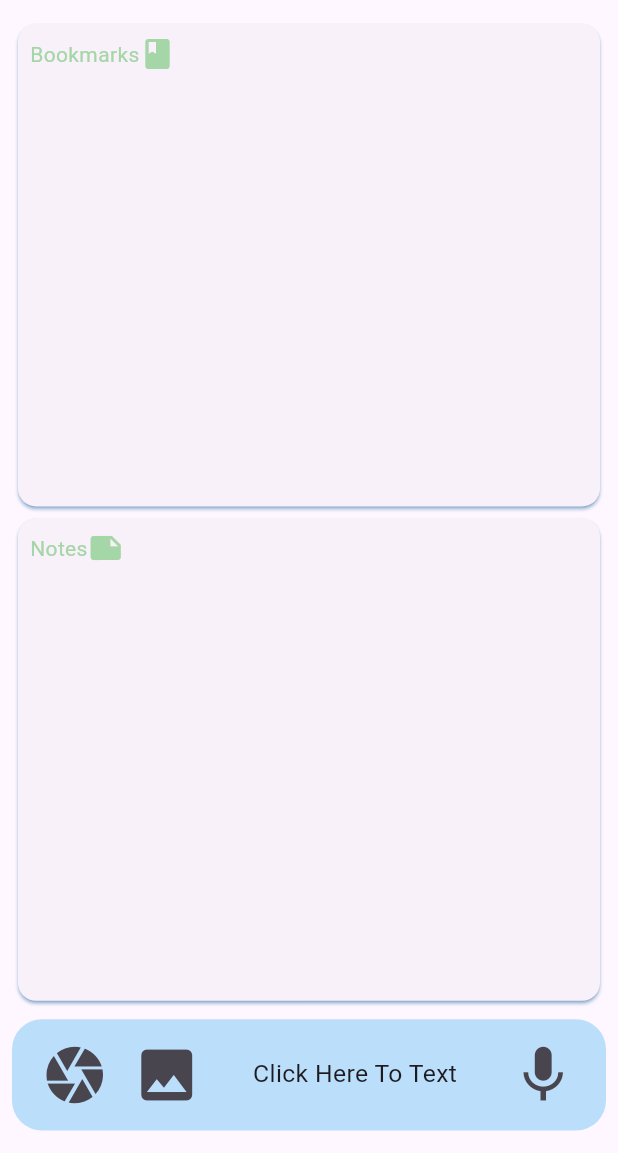
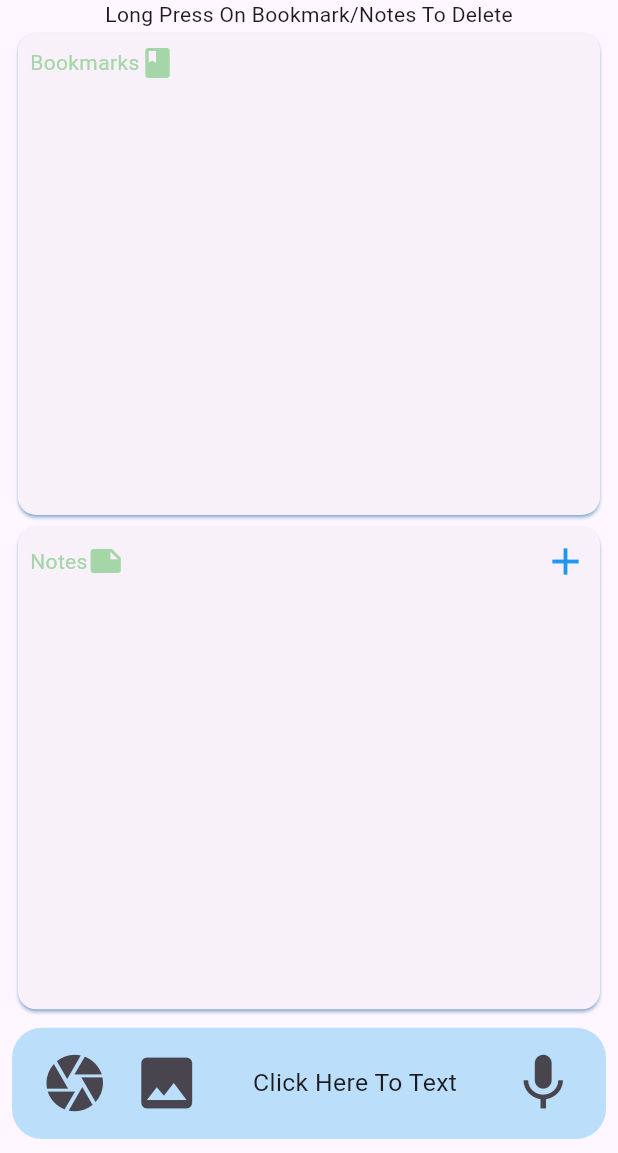
Before and after one commit to D-extremity/scholar_ai, a Flutter app: the screen it shows once a user with an empty profile is signed in, on a phone screen of 412 x 824 dp, the part 83-1236 px from its top. Run offline on Flutter 3.47's test engine with Material 3 defaults, Android fonts, the phone set to English and light mode, and no system bars; our stand-ins replace cloud_firestore, firebase_auth, firebase_core, image_picker; missing offline and left inert: google_mlkit_text_recognition; accounts and stored records are empty.

Commit message:
App created

```diff
--- a/lib/pages/homepage.dart
+++ b/lib/pages/homepage.dart
@@ -7,9 +7,12 @@ import 'package:google_mlkit_text_recognition/google_mlkit_text_recognition.dart
 import 'package:image_picker/image_picker.dart';
 import 'package:scholar_ai/backend/palmapi.dart';
 import 'package:scholar_ai/firebasemethods/firebaseauth.dart';
+import 'package:scholar_ai/firebasemethods/savenotes.dart';
 import 'package:scholar_ai/models/chatmodel.dart';
 import 'package:scholar_ai/pages/gptscreen.dart';
+import 'package:scholar_ai/pages/writenotes.dart';
 import 'package:scholar_ai/utils/colours.dart';
+import 'package:scholar_ai/widgets/notes.dart';
 
 class HomePage extends StatefulWidget {
   const HomePage({super.key});
@@ -20,6 +23,7 @@ class HomePage extends StatefulWidget {
 
 class _HomePageState extends State<HomePage> {
   final ImagePicker picker = ImagePicker();
+  StorageMethods _storage = StorageMethods();
   @override
   Widget build(BuildContext context) {
     return SafeArea(child: Scaffold(body: LayoutBuilder(
@@ -54,7 +58,8 @@ class _HomePageState extends State<HomePage> {
                 )
               ]),
               SizedBox(
-                height: constraints.maxHeight * 0.015,
+                height: constraints.maxHeight * 0.0219,
+                child: const Text("Long Press On Bookmark/Notes To Delete"),
               ),
               SizedBox(
                   width: constraints.maxWidth,
@@ -65,18 +70,47 @@ class _HomePageState extends State<HomePage> {
                       padding: const EdgeInsets.all(8),
                       child: Column(
                         children: [
-                          Row(
+                          SizedBox(
+                            child: Row(
                               children: [
                                 Text(
                                   "Bookmarks",
-                                style: TextStyle(color: Colors.green.shade200),
+                                  style:
+                                      TextStyle(color: Colors.green.shade200),
                                 ),
                                 Icon(
                                   Icons.book,
                                   color: Colors.green.shade200,
                                 ),
                               ],
-                          )
+                            ),
+                          ),
+                          StreamBuilder(
+                              stream: _storage.getNotes(),
+                              builder: (context, snapshot) {
+                                if (snapshot.connectionState ==
+                                    ConnectionState.active) {
+                                  if (snapshot.hasData) {
+                                    return Flexible(
+                                      child: ListView.builder(
+                                          itemCount: snapshot.data!.size,
+                                          reverse: true,
+                                          itemBuilder: (context, index) {
+                                            return snapshot.data!.docs
+                                                .map((document) => Notes(
+                                                    index: index,
+                                                    document: document))
+                                                .toList()[index];
+                                          }),
+                                    );
+                                  } else if (snapshot.data!.size == 0) {
+                                    return const Text("No Notes Available");
+                                  } else if (snapshot.hasError) {
+                                    return const Text("Network error occurred");
+                                  }
+                                }
+                                return const Text("No Network");
+                              })
                         ],
                       ),
                     ),
@@ -91,17 +125,63 @@ class _HomePageState extends State<HomePage> {
                     child: Column(
                       children: [
                         Row(
+                          mainAxisAlignment: MainAxisAlignment.spaceBetween,
+                          children: [
+                            Container(
+                              child: Row(
                                 children: [
                                   Text(
                                     "Notes",
-                              style: TextStyle(color: Colors.green.shade200),
+                                    style:
+                                        TextStyle(color: Colors.green.shade200),
                                   ),
                                   Icon(
                                     Icons.note,
                                     color: Colors.green.shade200,
                                   ),
                                 ],
-                        )
+                              ),
+
+                            ),
+                            GestureDetector(
+                                onTap: () {
+                                  Navigator.of(context).push(CupertinoPageRoute(
+                                      builder: (context) =>
+                                          const WriteNotesScreen(title: '', note: '',)));
+                                },
+                                child: const Icon(
+                                  Icons.add,
+                                  size: 30,
+                                  color: backgroundColor,
+                                ))
+                          ],
+                        ),
+                        StreamBuilder(
+                              stream: _storage.getUserNotes(),
+                              builder: (context, snapshot) {
+                                if (snapshot.connectionState ==
+                                    ConnectionState.active) {
+                                  if (snapshot.hasData) {
+                                    return Flexible(
+                                      child: ListView.builder(
+                                          itemCount: snapshot.data!.size,
+                                          reverse: true,
+                                          itemBuilder: (context, index) {
+                                            return snapshot.data!.docs
+                                                .map((document) => Notes(
+                                                    index: index,
+                                                    document: document))
+                                                .toList()[index];
+                                          }),
+                                    );
+                                  } else if (snapshot.data!.size == 0) {
+                                    return const Text("No Notes Available");
+                                  } else if (snapshot.hasError) {
+                                    return const Text("Network error occurred");
+                                  }
+                                }
+                                return const Text("No Network");
+                              })
                       ],
                     ),
                   ),
```
Also changed, not shown: lib/firebasemethods/savenotes.dart (added, +82 -0 lines), lib/pages/gptscreen.dart (+18 -5 lines), lib/pages/writenotes.dart (added, +103 -0 lines), lib/widgets/notes.dart (added, +78 -0 lines), pubspec.lock, 24 other files. Lines whose indentation alone changed are shown as unchanged.
